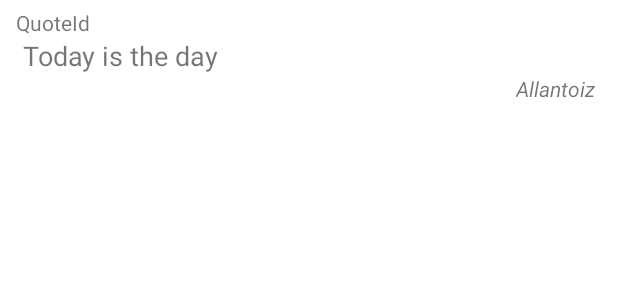
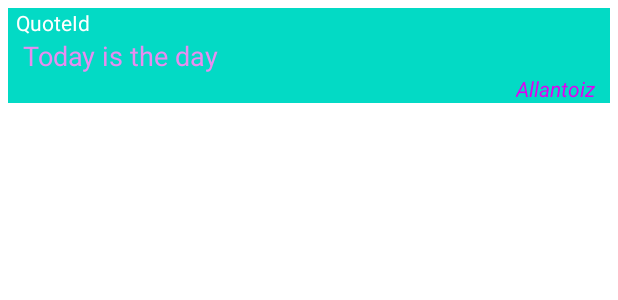
Before and after one commit to Allantoizmughus/InspoHub, an Android app: the layout activity_quote_list_item.xml on its own in the app's theme, with its tools: preview values and no code run, on a phone screen of 412 x 824 dp. Shown: the top 300 px of the screen. Run offline under Robolectric (Android 15) with nearby library versions, the phone set to English and light mode, and no system bars.

Commit message:
Add style to the app

```diff
--- a/app/src/main/res/layout/activity_main.xml
+++ b/app/src/main/res/layout/activity_main.xml
@@ -4,7 +4,8 @@
     xmlns:tools="http://schemas.android.com/tools"
     android:layout_width="match_parent"
     android:layout_height="match_parent"
-    tools:context=".MainActivity">
+    tools:context=".MainActivity"
+    android:background="@color/black">
 
 
     <TextView
@@ -14,7 +15,8 @@
         android:text="InspoHub"
         android:layout_centerHorizontal="true"
         android:layout_marginTop="30dp"
-        android:textSize="20sp"/>
+        android:textSize="25sp"
+        android:textColor="@color/purpleRed"/>
 
     <Button
         android:id="@+id/ViewQuotesButton"
--- a/app/src/main/res/layout/activity_quote_list_item.xml
+++ b/app/src/main/res/layout/activity_quote_list_item.xml
@@ -3,7 +3,8 @@
     android:layout_width="match_parent"
     android:layout_height="wrap_content"
     android:orientation="horizontal"
-    android:layout_margin="5dp">
+    android:layout_margin="5dp"
+    android:background="@color/teal_200">
 
 
     <TextView
@@ -12,7 +13,8 @@
         android:layout_height="wrap_content"
         android:layout_weight="1"
         android:text="QuoteId"
-        android:layout_marginLeft="5dp"/>
+        android:layout_marginLeft="5dp"
+        android:textColor="@color/white"/>
 
     <TextView
         android:id="@+id/QuoteTextView"
@@ -21,7 +23,8 @@
         android:text="Today is the day"
         android:textSize="18dp"
         android:layout_below="@+id/IdTextView"
-        android:layout_marginLeft="10dp"/>
+        android:layout_marginLeft="10dp"
+        android:textColor="@color/purplestack" />
 
     <TextView
         android:id="@+id/AuthorTextView"
@@ -31,7 +34,8 @@
         android:layout_below="@+id/QuoteTextView"
         android:layout_alignParentRight="true"
         android:layout_marginRight="10dp"
-        android:textStyle="italic"/>
+        android:textStyle="italic"
+        android:textColor="@color/purplePink"/>
 
 
 </RelativeLayout>
--- a/app/src/main/res/values/colors.xml
+++ b/app/src/main/res/values/colors.xml
@@ -1,8 +1,14 @@
 <?xml version="1.0" encoding="utf-8"?>
 <resources>
     <color name="purple_200">#FFBB86FC</color>
+    <color name="purplet">#AB4991</color>
+    <color name="purpleHey">#BD06A4</color>
+    <color name="purplestack">#E88DF0</color>
+    <color name="purplePink">#E000F0</color>
     <color name="purple_500">#FF6200EE</color>
     <color name="purple_700">#FF3700B3</color>
+    <color name="purpleRed">#C70053</color>
+    <color name="redish">#C70A00</color>
     <color name="teal_200">#FF03DAC5</color>
     <color name="teal_700">#FF018786</color>
     <color name="black">#FF000000</color>
```
Also changed, not shown: app/src/main/res/layout/activity_quotes_list.xml (+4 -3 lines).
